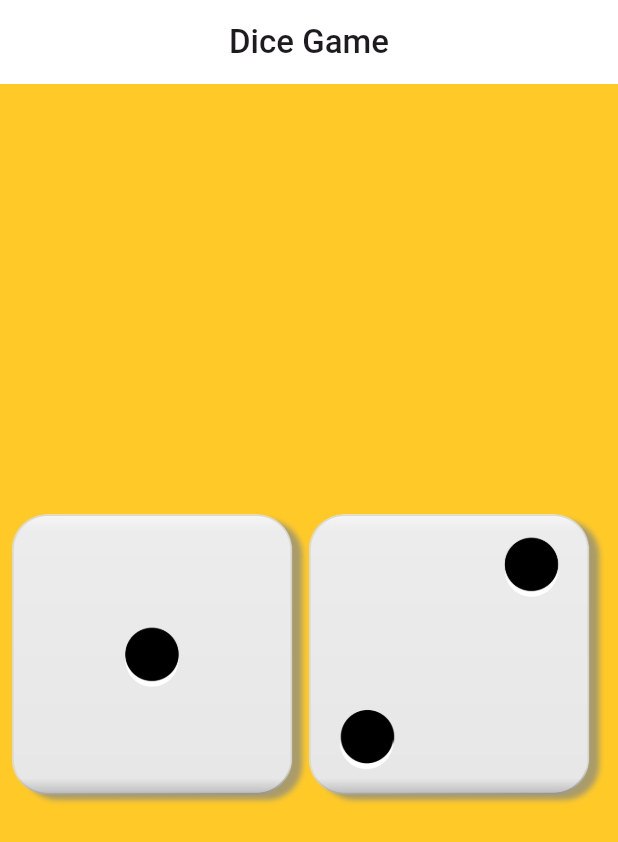
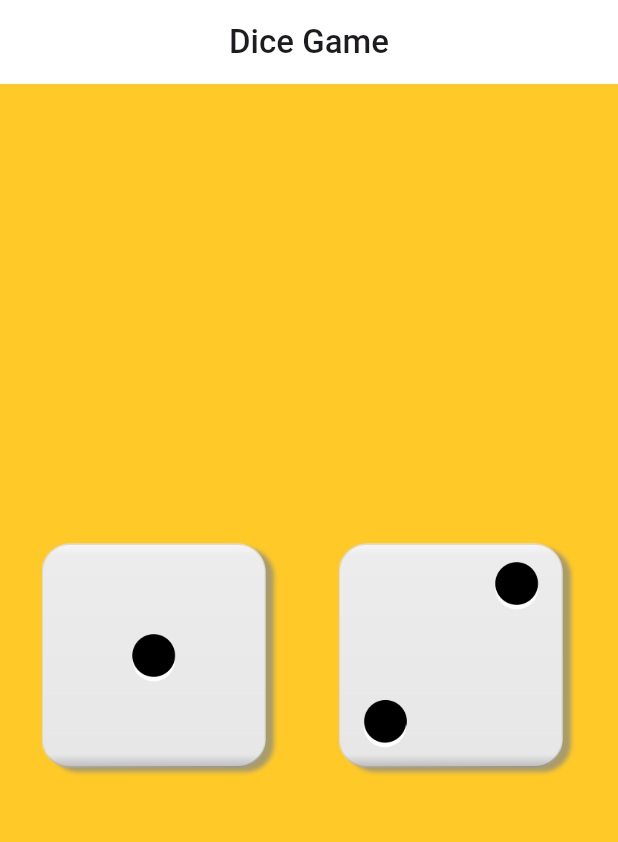
Before and after one commit to Bayel-Tashpulatov/dice_game, a Flutter app: the screen it shows after launch, on a phone screen of 412 x 824 dp. Shown: the top 842 px of the screen. Run offline on Flutter 3.47's test engine with Material 3 defaults, Android fonts, the phone set to English and light mode, and no system bars.

Commit message:
added animation (used tween)

```diff
--- a/lib/main.dart
+++ b/lib/main.dart
@@ -24,10 +24,37 @@ class DiceGame extends StatefulWidget {
   State<DiceGame> createState() => _DiceGameState();
 }
 
-class _DiceGameState extends State<DiceGame> {
+class _DiceGameState extends State<DiceGame> with SingleTickerProviderStateMixin {
   int leftDiceFace = 1;
   int rightDiceFace = 2;
+  late AnimationController _controller;
+  late Animation<double> _animation;
+
+  @override
+  void initState() {
+    super.initState();
+
+    _controller = AnimationController(
+      duration: const Duration(milliseconds: 500),
+      vsync: this,
+    );
+
+    _animation = CurvedAnimation(
+      parent: _controller,
+      curve: Curves.easeOutBack,
+    );
+  }
+
+  @override
+  void dispose() {
+    _controller.dispose();
+    super.dispose();
+  }
+
   void changeDiceFace() {
+    _controller.reset();
+    _controller.forward();
+
     setState(() {
       leftDiceFace = Random().nextInt(6) + 1;
       rightDiceFace = Random().nextInt(6) + 1;
@@ -54,18 +81,31 @@ class _DiceGameState extends State<DiceGame> {
               Expanded(
                 child: InkWell(
                   onTap: () => changeDiceFace(),
+                  child: RotationTransition(
+                    turns: Tween(begin: 0.0, end: 1.0).animate(_animation),
+                    child: ScaleTransition(
+                      scale: Tween(begin: 0.8, end: 1.0).animate(_animation),
                       child: Image.asset('assets/images/Dice$leftDiceFace.png'),
+                    ),
+                  ),
                 ),
               ),
               Expanded(
                 child: InkWell(
                   onTap: () => changeDiceFace(),
+                  child: RotationTransition(
+                    turns: Tween(begin: 0.0, end: 1.0).animate(_animation),
+                    child: ScaleTransition(
+                      scale: Tween(begin: 0.8, end: 1.0).animate(_animation),
                       child: Image.asset("assets/images/Dice$rightDiceFace.png"),
+                    ),
+                  ),
                 ),
               ),
             ],
           ),
         ),
-        ));
+      ),
+    );
   }
 }
```
Lines whose indentation alone changed are shown as unchanged.
